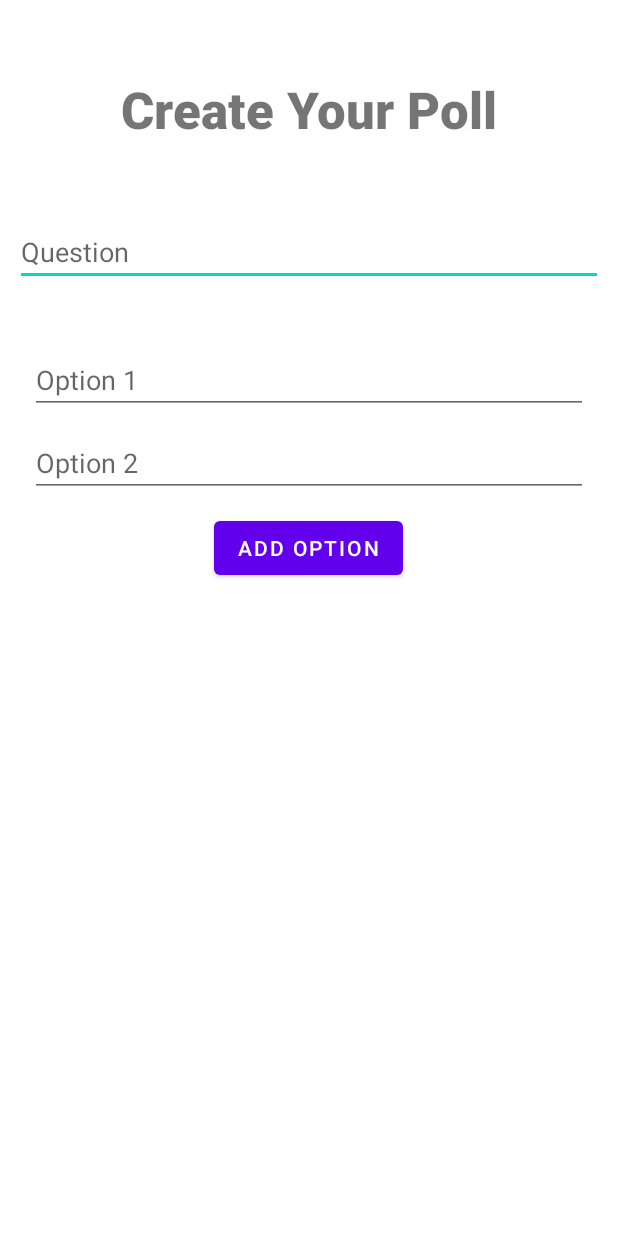
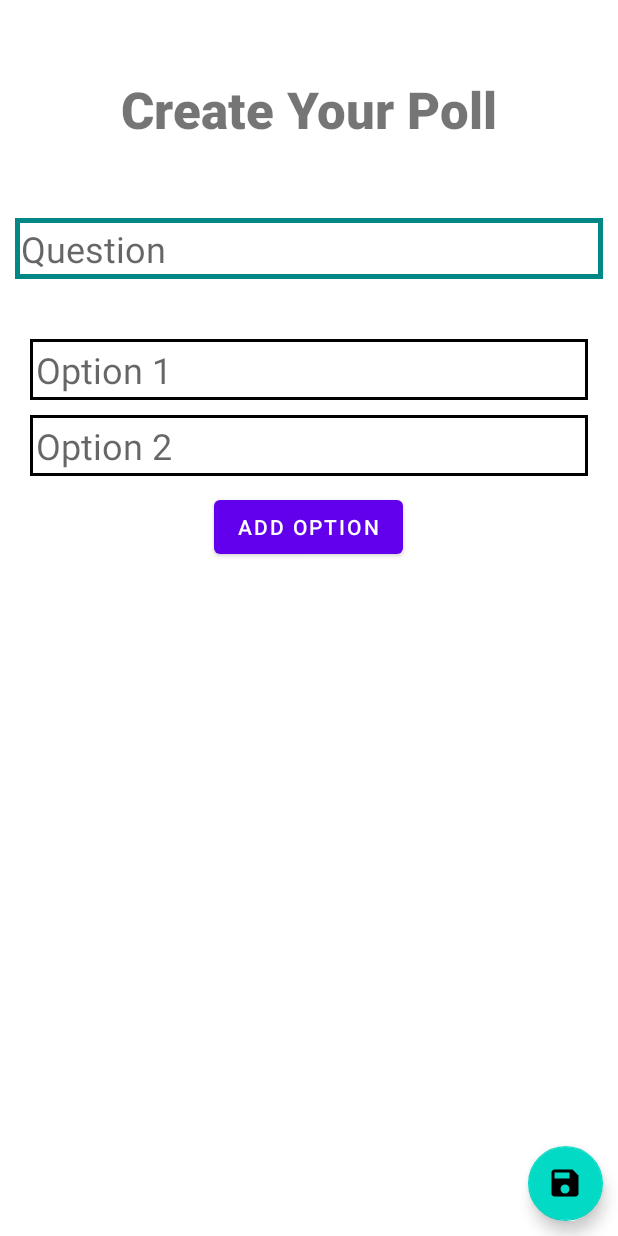
Before and after one commit to rahuladlakha/voting-app, an Android app: the layout activity_new_poll.xml on its own in the app's theme, with its tools: preview values and no code run, on a phone screen of 412 x 824 dp. Run offline under Robolectric (Android 15) with nearby library versions, the light colour scheme and no system bars.

Commit message:
Created the UI of NewPollActivity
The activity now has all the required edittext fields. A maximum of 10 options are allowed for the time being

```diff
--- /dev/null
+++ b/app/src/main/res/drawable/ic_save_white.xml
@@ -0,0 +1,5 @@
+<vector android:height="24dp" android:tint="#FDFBFB"
+    android:viewportHeight="24" android:viewportWidth="24"
+    android:width="24dp" xmlns:android="http://schemas.android.com/apk/res/android">
+    <path android:fillColor="@android:color/white" android:pathData="M17,3L5,3c-1.11,0 -2,0.9 -2,2v14c0,1.1 0.89,2 2,2h14c1.1,0 2,-0.9 2,-2L21,7l-4,-4zM12,19c-1.66,0 -3,-1.34 -3,-3s1.34,-3 3,-3 3,1.34 3,3 -1.34,3 -3,3zM15,9L5,9L5,5h10v4z"/>
+</vector>
--- a/app/src/main/res/layout/activity_new_poll.xml
+++ b/app/src/main/res/layout/activity_new_poll.xml
@@ -25,9 +25,12 @@
         android:layout_height="wrap_content"
         android:layout_marginHorizontal="10dp"
         android:layout_marginTop="50dp"
+        android:background="@drawable/edittext_layout"
         android:ems="10"
         android:hint="Question"
         android:inputType="textPersonName"
+        android:padding="4dp"
+        android:textSize="24sp"
         app:layout_constraintEnd_toEndOf="parent"
         app:layout_constraintHorizontal_bias="0.5"
         app:layout_constraintStart_toStartOf="parent"
@@ -46,7 +49,7 @@
         <LinearLayout
             android:id="@+id/linearLayout"
             android:layout_width="match_parent"
-            android:layout_height="wrap_content"
+            android:layout_height="match_parent"
             android:layout_marginTop="20dp"
             android:gravity="center_horizontal"
             android:orientation="vertical"
@@ -59,6 +62,9 @@
                 android:layout_marginBottom="10dp"
                 android:ems="10"
                 android:hint="Option 1"
+                android:padding="4dp"
+                android:textSize="24sp"
+                android:background="@drawable/edittext_layout"
                 android:inputType="textPersonName"
                 android:tag="1"
                 app:layout_constraintEnd_toEndOf="parent"
@@ -72,6 +78,9 @@
                 android:layout_marginBottom="10dp"
                 android:ems="10"
                 android:hint="Option 2"
+                android:padding="4dp"
+                android:textSize="24sp"
+                android:background="@drawable/edittext_layout"
                 android:inputType="textPersonName"
                 android:tag="2"
                 app:layout_constraintEnd_toEndOf="parent"
@@ -85,6 +94,9 @@
                 android:layout_marginBottom="10dp"
                 android:ems="10"
                 android:hint="Option 3"
+                android:padding="4dp"
+                android:textSize="24sp"
+                android:background="@drawable/edittext_layout"
                 android:inputType="textPersonName"
                 android:tag="3"
                 android:visibility="gone"
@@ -99,6 +111,9 @@
                 android:layout_marginBottom="10dp"
                 android:ems="10"
                 android:hint="Option 4"
+                android:padding="4dp"
+                android:textSize="24sp"
+                android:background="@drawable/edittext_layout"
                 android:inputType="textPersonName"
                 android:tag="4"
                 android:visibility="gone"
@@ -113,6 +128,9 @@
                 android:layout_marginBottom="10dp"
                 android:ems="10"
                 android:hint="Option 5"
+                android:padding="4dp"
+                android:textSize="24sp"
+                android:background="@drawable/edittext_layout"
                 android:inputType="textPersonName"
                 android:tag="5"
                 android:visibility="gone"
@@ -127,6 +145,9 @@
                 android:layout_marginBottom="10dp"
                 android:ems="10"
                 android:hint="Option 6"
+                android:padding="4dp"
+                android:textSize="24sp"
+                android:background="@drawable/edittext_layout"
                 android:inputType="textPersonName"
                 android:tag="6"
                 android:visibility="gone"
@@ -141,6 +162,9 @@
                 android:layout_marginBottom="10dp"
                 android:ems="10"
                 android:hint="Option 7"
+                android:padding="4dp"
+                android:textSize="24sp"
+                android:background="@drawable/edittext_layout"
                 android:inputType="textPersonName"
                 android:tag="7"
                 android:visibility="gone"
@@ -155,6 +179,9 @@
                 android:layout_marginBottom="10dp"
                 android:ems="10"
                 android:hint="Option 8"
+                android:padding="4dp"
+                android:textSize="24sp"
+                android:background="@drawable/edittext_layout"
                 android:inputType="textPersonName"
                 android:tag="8"
                 android:visibility="gone"
@@ -169,6 +196,9 @@
                 android:layout_marginBottom="10dp"
                 android:ems="10"
                 android:hint="Option 9"
+                android:padding="4dp"
+                android:textSize="24sp"
+                android:background="@drawable/edittext_layout"
                 android:inputType="textPersonName"
                 android:tag="9"
                 android:visibility="gone"
@@ -183,6 +213,9 @@
                 android:layout_marginBottom="10dp"
                 android:ems="10"
                 android:hint="Option 10"
+                android:padding="4dp"
+                android:textSize="24sp"
+                android:background="@drawable/edittext_layout"
                 android:inputType="textPersonName"
                 android:tag="10"
                 android:visibility="gone"
@@ -204,4 +237,14 @@
 
         </LinearLayout>
     </ScrollView>
+    <com.google.android.material.floatingactionbutton.FloatingActionButton
+        android:id="@+id/fabSavePoll"
+        android:layout_width="50dp"
+        android:layout_height="50dp"
+        android:layout_marginEnd="10dp"
+        android:layout_marginBottom="10dp"
+        android:src="@drawable/ic_save_white"
+        app:fabCustomSize="50dp"
+        app:layout_constraintBottom_toBottomOf="parent"
+        app:layout_constraintEnd_toEndOf="parent" />
 </androidx.constraintlayout.widget.ConstraintLayout>
```
Also changed, not shown: app/src/main/java/com/rahul/votingapp/HomeFragment.java (+21 -8 lines), app/src/main/java/com/rahul/votingapp/NewPollActivity.java (+38 -12 lines).
